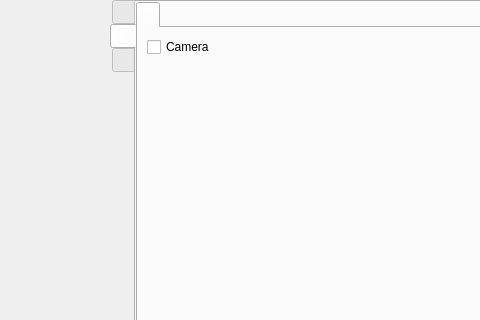
This is src/wayland/formMainWindow_wl.ui in vkohaupt/vokoscreenNG as Qt 5 draws it before an edit; both pictures show x 0 to 480 and y 0 to 320 of the 800 by 514 pixel window. The edited form follows.
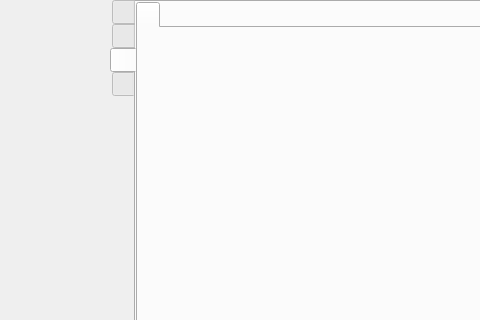
This is the edited form. The open tabs and pages were chosen to show the change. Icons and pictures are not drawn.

Commit message: Wayland: Add GUI for snapshot

Patch:
```diff
--- a/src/wayland/formMainWindow_wl.ui
+++ b/src/wayland/formMainWindow_wl.ui
@@ -166,7 +166,7 @@
          <enum>QTabWidget::West</enum>
         </property>
         <property name="currentIndex">
-         <number>1</number>
+         <number>2</number>
         </property>
         <widget class="QWidget" name="tab_sidebar_screeancast">
          <attribute name="title">
@@ -1772,6 +1772,50 @@
           </item>
          </layout>
         </widget>
+        <widget class="QWidget" name="tab_sidebar_snapshot">
+         <attribute name="title">
+          <string notr="true"/>
+         </attribute>
+         <layout class="QVBoxLayout" name="verticalLayout_12">
+          <property name="spacing">
+           <number>0</number>
+          </property>
+          <property name="leftMargin">
+           <number>0</number>
+          </property>
+          <property name="topMargin">
+           <number>0</number>
+          </property>
+          <property name="rightMargin">
+           <number>0</number>
+          </property>
+          <property name="bottomMargin">
+           <number>0</number>
+          </property>
+          <item>
+           <widget class="QTabWidget" name="tabWidgetSnapshot">
+            <property name="currentIndex">
+             <number>0</number>
+            </property>
+            <property name="iconSize">
+             <size>
+              <width>48</width>
+              <height>48</height>
+             </size>
+            </property>
+            <widget class="QWidget" name="tab_2">
+             <attribute name="icon">
+              <iconset resource="../screencast.qrc">
+               <normaloff>:/pictures/snapshot/snapshot.png</normaloff>:/pictures/snapshot/snapshot.png</iconset>
+             </attribute>
+             <attribute name="title">
+              <string notr="true"/>
+             </attribute>
+            </widget>
+           </widget>
+          </item>
+         </layout>
+        </widget>
         <widget class="QWidget" name="tabSidebarLog">
          <attribute name="title">
           <string notr="true"/>
```
Left out of the diff: 41 changed lines with no effect on the pictures. The commit also changes 1 other file.
